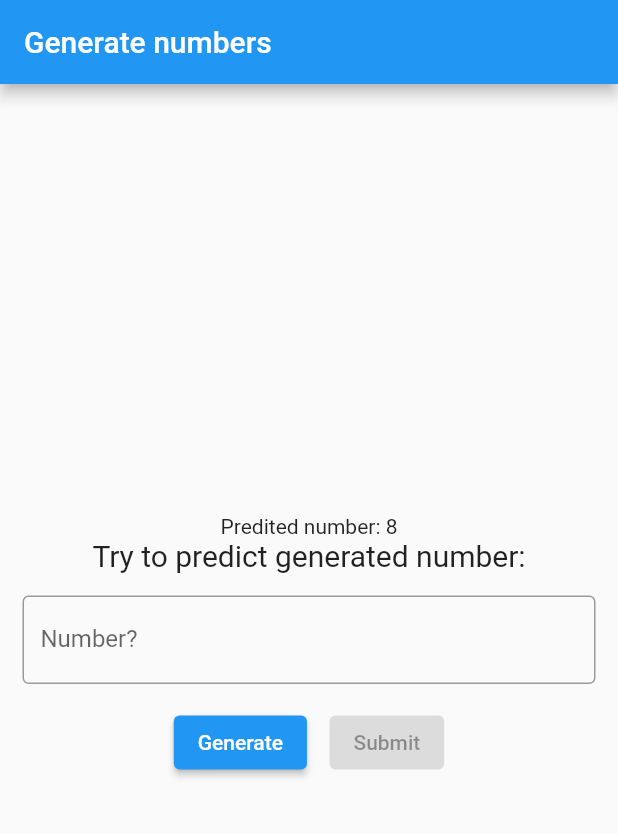
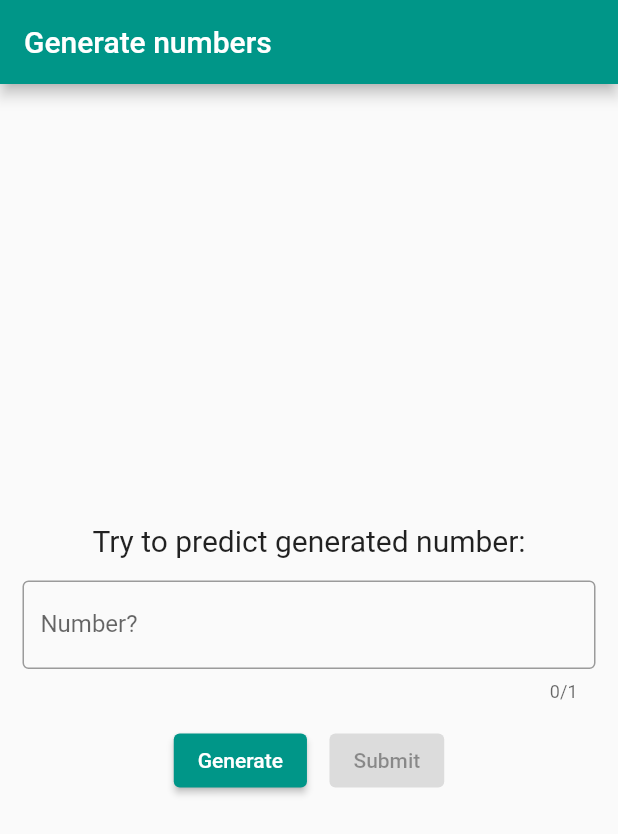
Before and after one commit to elizaveta-seleznyova-idf/generate_numbers, a Flutter app: the screen it shows after launch, after a tap on "Generate", on a phone screen of 412 x 824 dp. Shown: the top 834 px of the screen. Run offline on Flutter 3.47's test engine with Material 2 defaults, Android fonts, the phone set to English and light mode, and no system bars; our stand-ins replace equatable, flutter_bloc; missing offline and left inert: domain.

Commit message:
Add usecases and bloc logic

```diff
--- a/lib/main.dart
+++ b/lib/main.dart
@@ -1,173 +1,6 @@
-import 'dart:math';
 import 'package:flutter/material.dart';
+import 'package:presentation/screen/home/home_page.dart';
 
 void main() {
   runApp(const MyApp());
 }
-
-class MyApp extends StatelessWidget {
-  const MyApp({Key? key}) : super(key: key);
-
-  @override
-  Widget build(BuildContext context) {
-    return MaterialApp(
-      debugShowCheckedModeBanner: false,
-      title: 'Generate',
-      theme: ThemeData(
-        primarySwatch: Colors.blue,
-      ),
-      home: const HomePage(title: 'Generate numbers'),
-    );
-  }
-}
-
-class HomePage extends StatefulWidget {
-  const HomePage({Key? key, required this.title}) : super(key: key);
-
-  final String title;
-
-  @override
-  State<HomePage> createState() => _HomePageState();
-}
-
-class _HomePageState extends State<HomePage> {
-  late TextEditingController _controller;
-  String _result = '';
-  final String _message = 'Your predicted number :';
-  final bool shouldDisplay = false;
-  final Random random = Random();
-  String? randomNumber;
-  int attempts = 0;
-  bool _active = false;
-
-  void generateNumber() {
-    setState(() {
-      randomNumber = random.nextInt(9).toString();
-      attempts = 0;
-    });
-  }
-
-  @override
-  void initState() {
-    super.initState();
-    _controller = TextEditingController();
-    WidgetsBinding.instance.addPostFrameCallback((_) => generateNumber());
-  }
-
-  @override
-  void dispose() {
-    _controller.dispose();
-    super.dispose();
-  }
-
-  @override
-  Widget build(BuildContext context) {
-    return Scaffold(
-      appBar: AppBar(
-        title: Text(widget.title),
-      ),
-      body: Center(
-        child: Padding(
-          padding: const EdgeInsets.symmetric(horizontal: 15.0),
-          child: Column(
-            mainAxisAlignment: MainAxisAlignment.center,
-            children: <Widget>[
-              Text('Predited number: $randomNumber'),
-              const Text(
-                'Try to predict generated number:',
-                style: TextStyle(fontSize: 20),
-              ),
-              const SizedBox(height: 15),
-              TextFormField(
-                controller: _controller,
-                decoration: const InputDecoration(
-                  border: OutlineInputBorder(),
-                  labelText: 'Number?',
-                ),
-                onChanged: (value) {
-                  setState(() {
-                    _active = value.length == 1 ? true : false;
-                  });
-                },
-              ),
-              const SizedBox(height: 15),
-              Row(
-                mainAxisAlignment: MainAxisAlignment.center,
-                children: [
-                  ElevatedButton(
-                      onPressed: () {
-                        generateNumber();
-                      },
-                      child: const Text('Generate')),
-                  const SizedBox(
-                    width: 15,
-                  ),
-                  ElevatedButton(
-                    onPressed: _active== true ? _buttonActivity : null,
-                    child: const Text('Submit'),
-                  ),
-                ],
-              ),
-              Text(
-                attempts >= 1 ? '$_message $_result' : '',
-                style: const TextStyle(fontSize: 15),
-              ),
-            ],
-          ),
-        ),
-      ),
-    );
-  }
-
-  void _buttonActivity() {
-    attempts++;
-    print(attempts);
-    if (attempts >= 3) {
-      attempts = 0;
-      showDialog(
-        context: context,
-        builder: (context) {
-          return AlertDialog(
-            title: const Text('You lose!'),
-            // Retrieve the text which the user has entered by
-            // using the TextEditingController.
-            content: const Text('The attempts are over. Try again!'),
-            actions: <Widget>[
-              TextButton(
-                child: const  Text('Ok :('),
-                onPressed: () {
-                  Navigator.of(context).pop();
-                },
-              )
-            ],
-          );
-        },
-      );
-    } else if (attempts < 3) {
-      _result = _controller.text;
-      (_result == randomNumber)
-          ? showDialog(
-              context: context,
-              builder: (context) {
-                return AlertDialog(
-                  title: const Text('You won'),
-                  content: Text(_controller.text),
-                  actions: <Widget>[
-                    TextButton(
-                      child: const Text('Generate new number'),
-                      onPressed: () {
-                        generateNumber();
-                        Navigator.of(context).pop();
-                        _result = '';
-                      },
-                    )
-                  ],
-                );
-              },
-            )
-          : setState(() {
-              _result = _controller.text;
-            });
-    }
-  }
-}
--- /dev/null
+++ b/packages/domain/lib/usecase/check_number_usecase.dart
@@ -0,0 +1,15 @@
+import 'usecase.dart';
+
+class CheckNumberParams {
+  final int generatedNumber;
+  final int predictedNumber;
+
+  CheckNumberParams(this.generatedNumber, this.predictedNumber);
+}
+
+class CheckNumberUseCase implements UseCaseParams<CheckNumberParams, bool> {
+  @override
+  bool call(CheckNumberParams params) {
+    return params.generatedNumber == params.predictedNumber;
+  }
+}
--- /dev/null
+++ b/packages/domain/lib/usecase/generate_number_usecase.dart
@@ -0,0 +1,10 @@
+import 'dart:math';
+import 'usecase.dart';
+
+class GenerateNumberUseCase implements UseCase<int>{
+  final Random random = Random();
+  @override
+  int call() {
+    return random.nextInt(9);
+  }
+}
--- /dev/null
+++ b/packages/presentation/lib/screen/home/bloc/home_bloc.dart
@@ -0,0 +1,65 @@
+import 'dart:math';
+
+import 'package:domain/usecase/generate_number_usecase.dart';
+import 'package:equatable/equatable.dart';
+import 'package:flutter_bloc/flutter_bloc.dart';
+import 'package:domain/usecase/check_number_usecase.dart';
+
+part 'home_event.dart';
+
+part 'home_state.dart';
+
+class HomeBloc extends Bloc<HomeEvent, HomeState> {
+  final blocCheckUseCase = CheckNumberUseCase();
+  final blocGenerateUseCase = GenerateNumberUseCase();
+  final Random random = Random();
+
+  HomeBloc() : super(const HomeState()) {
+    on<GenerateNumberEvent>(_generate);
+    on<SubmitNumberEvent>(_submit);
+    on<ChangeSubmitButtonStateEvent>(_changeSubmitButton);
+  }
+
+  void _generate(
+    GenerateNumberEvent event,
+    Emitter<HomeState> emit,
+  ) {
+    final generatedNumber = blocGenerateUseCase.call();
+    emit(
+      state.copyWith(
+        generatedNumber: generatedNumber,
+        attempts: 0,
+        gameState: GameState.inGame,
+      ),
+    );
+  }
+
+  void _submit(
+    SubmitNumberEvent event,
+    Emitter<HomeState> emit,
+  ) {
+    if (state.generatedNumber != null) {
+      final checkParams = CheckNumberParams(
+        state.generatedNumber!,
+        event.predictedNumber,
+      );
+      final isNumberGuessed = blocCheckUseCase.call(checkParams);
+      final attempts = state.attempts + 1;
+      emit(
+        state.copyWith(
+          attempts: attempts,
+          gameState: isNumberGuessed ? GameState.win : attempts >=3 ? GameState.lose : GameState.inGame,
+        ),
+      );
+    }
+  }
+
+  void _changeSubmitButton(
+    ChangeSubmitButtonStateEvent event,
+    Emitter<HomeState> emit,
+  ) {
+    emit(
+      state.copyWith(isSubmitButtonActive: event.isSubmitButtonActive),
+    );
+  }
+}
--- /dev/null
+++ b/packages/presentation/lib/screen/home/bloc/home_event.dart
@@ -0,0 +1,26 @@
+part of 'home_bloc.dart';
+
+abstract class HomeEvent extends Equatable{}
+
+class GenerateNumberEvent extends HomeEvent{
+  @override
+  List<Object?> get props => [];
+}
+
+class SubmitNumberEvent extends HomeEvent{
+  final int predictedNumber;
+
+  SubmitNumberEvent({required this.predictedNumber});
+
+  @override
+  List<Object?> get props => [predictedNumber];
+}
+
+class ChangeSubmitButtonStateEvent extends HomeEvent {
+  final bool isSubmitButtonActive;
+
+  ChangeSubmitButtonStateEvent({required this.isSubmitButtonActive});
+
+  @override
+  List<Object> get props => [isSubmitButtonActive];
+}
--- /dev/null
+++ b/packages/presentation/lib/screen/home/bloc/home_state.dart
@@ -0,0 +1,40 @@
+part of 'home_bloc.dart';
+
+enum GameState { inGame, lose, win }
+
+class HomeState extends Equatable {
+  final int? generatedNumber;
+  final int attempts;
+  final bool isSubmitButtonActive;
+  final GameState gameState;
+
+  const HomeState({
+    this.gameState = GameState.inGame,
+    this.generatedNumber,
+    this.attempts = 0,
+    this.isSubmitButtonActive = false,
+  });
+
+  @override
+  String toString() {
+    return 'HomeState{generatedNumber: $generatedNumber, attempts: $attempts, isSubmitButtonActive: $isSubmitButtonActive, gameState: $gameState}';
+  }
+
+  HomeState copyWith({
+    int? generatedNumber,
+    int? attempts,
+    bool? isSubmitButtonActive,
+    GameState? gameState,
+  }) {
+    return HomeState(
+      generatedNumber: generatedNumber ?? this.generatedNumber,
+      attempts: attempts ?? this.attempts,
+      isSubmitButtonActive: isSubmitButtonActive ?? this.isSubmitButtonActive,
+      gameState: gameState ?? this.gameState,
+    );
+  }
+
+  @override
+  List<Object?> get props =>
+      [generatedNumber, attempts, isSubmitButtonActive, gameState];
+}
--- /dev/null
+++ b/packages/presentation/lib/screen/home/home_page.dart
@@ -0,0 +1,171 @@
+import 'package:flutter/material.dart';
+import 'package:flutter_bloc/flutter_bloc.dart';
+import 'package:presentation/screen/home/bloc/home_bloc.dart';
+import 'package:presentation/screen/home/show_dialog_widget.dart';
+
+class MyApp extends StatelessWidget {
+  const MyApp({Key? key}) : super(key: key);
+
+  @override
+  Widget build(BuildContext context) {
+    return BlocProvider(
+      create: (context) => HomeBloc(),
+      child: MaterialApp(
+        debugShowCheckedModeBanner: false,
+        title: 'Generate',
+        theme: ThemeData(
+          primarySwatch: Colors.teal,
+        ),
+        home: const HomePage(title: 'Generate numbers'),
+      ),
+    );
+  }
+}
+
+class HomePage extends StatefulWidget {
+  const HomePage({Key? key, required this.title}) : super(key: key);
+
+  final String title;
+
+  @override
+  State<HomePage> createState() => _HomePageState();
+}
+
+class _HomePageState extends State<HomePage> {
+  late TextEditingController _controller;
+
+  @override
+  void initState() {
+    super.initState();
+    _controller = TextEditingController();
+    BlocProvider.of<HomeBloc>(context).add(GenerateNumberEvent());
+  }
+
+  @override
+  Widget build(BuildContext context) {
+    return BlocListener<HomeBloc, HomeState>(
+      listenWhen: (_, currentState) {
+        return currentState.gameState == GameState.win ||
+            currentState.gameState == GameState.lose;
+      },
+      listener: (context, state) {
+        String titleText = '';
+        String contentText = '';
+        String buttonText = '';
+
+        if (state.gameState == GameState.lose) {
+          titleText = 'You lose!';
+          contentText = 'The attempts are over. Try again!';
+          buttonText = 'Ok :(';
+        } else if (state.gameState == GameState.win) {
+          titleText = 'You won!';
+          contentText = 'The number was : ${state.generatedNumber}';
+          buttonText = 'Generate new number';
+        }
+
+        showDialog(
+            context: context,
+            barrierDismissible: false,
+            builder: (context) {
+              return ShowDialogWidget(
+                  titleText: titleText,
+                  contentText: contentText,
+                  buttonText: buttonText,
+                  widgetFunction: () {
+                    BlocProvider.of<HomeBloc>(context).add(
+                      GenerateNumberEvent(),
+                    );
+                    Navigator.of(context).pop();
+                  });
+            });
+      },
+      child: Scaffold(
+        appBar: AppBar(
+          title: Text(widget.title),
+        ),
+        body: Center(
+          child: Padding(
+            padding: const EdgeInsets.symmetric(horizontal: 15.0),
+            child: Column(
+              mainAxisAlignment: MainAxisAlignment.center,
+              children: <Widget>[
+                BlocSelector<HomeBloc, HomeState, int?>(
+                  selector: (state) => state.generatedNumber,
+                  builder: (context, generatedNumber) {
+                    return generatedNumber != null
+                        ? Text('Random number: $generatedNumber')
+                        : const SizedBox();
+                  },
+                ),
+                const Text(
+                  'Try to predict generated number:',
+                  style: TextStyle(fontSize: 20),
+                ),
+                const SizedBox(height: 15),
+                TextFormField(
+                  maxLength: 1,
+                  controller: _controller,
+                  decoration: const InputDecoration(
+                    border: OutlineInputBorder(),
+                    labelText: 'Number?',
+                  ),
+                  onChanged: (value) {
+                    BlocProvider.of<HomeBloc>(context).add(
+                      ChangeSubmitButtonStateEvent(
+                          isSubmitButtonActive: value.isNotEmpty),
+                    );
+                  },
+                ),
+                const SizedBox(height: 15),
+                Row(
+                  mainAxisAlignment: MainAxisAlignment.center,
+                  children: [
+                    ElevatedButton(
+                        onPressed: () {
+                          BlocProvider.of<HomeBloc>(context)
+                              .add(GenerateNumberEvent());
+                        },
+                        child: const Text('Generate')),
+                    const SizedBox(
+                      width: 15,
+                    ),
+                    BlocSelector<HomeBloc, HomeState, bool>(
+                      selector: (state) => state.isSubmitButtonActive,
+                      builder: (context, isSubmitButtonActive) {
+                        return ElevatedButton(
+                          onPressed: !isSubmitButtonActive
+                              ? null
+                              : () {
+                                  final result = _controller.text;
+                                  final int resultSubmit = int.parse(result);
+                                  BlocProvider.of<HomeBloc>(context).add(
+                                    SubmitNumberEvent(
+                                      predictedNumber: resultSubmit,
+                                    ),
+                                  );
+                                },
+                          child: const Text('Submit'),
+                        );
+                      },
+                    ),
+                  ],
+                ),
+                BlocSelector<HomeBloc, HomeState, int>(
+                  selector: (state) => state.attempts,
+                  builder: (context, attempts) {
+                    return attempts >= 1
+                        ? Text(
+                            'Try again. You have ${3 - attempts} more attempts',
+                            style: const TextStyle(fontSize: 15),
+                          )
+                        : const SizedBox();
+                  },
+                ),
+              ],
+            ),
+          ),
+        ),
+      ),
+    );
+  }
+}
--- a/pubspec.yaml
+++ b/pubspec.yaml
@@ -29,6 +29,11 @@ environment:
 dependencies:
   flutter:
     sdk: flutter
+  domain:
+    path: packages/domain
+  presentation:
+    path: packages/presentation
+
 
 
   # The following adds the Cupertino Icons font to your application.
```
Also changed, not shown: packages/domain/lib/usecase/usecase.dart (added, +7 -0 lines), packages/presentation/lib/screen/home/show_dialog_widget.dart (added, +31 -0 lines), pubspec.lock.
